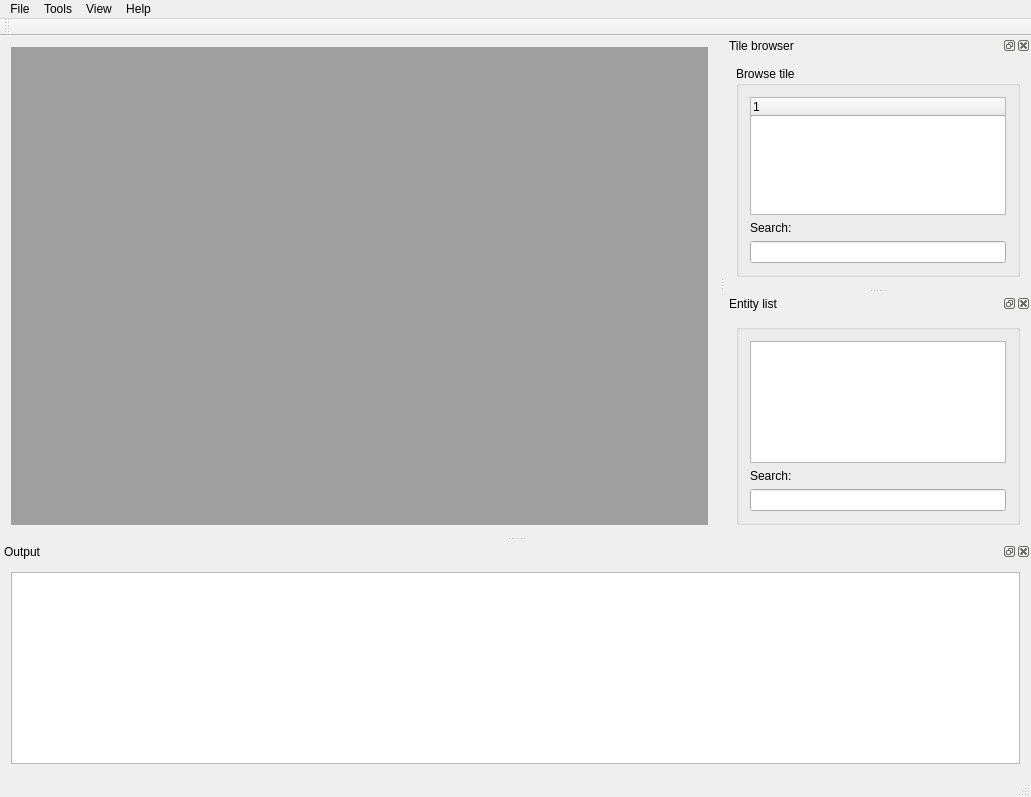
Above: Corpos Editor/CorposEditor.ui from Tomislaw/corpos before the change. Below: the same form after it.
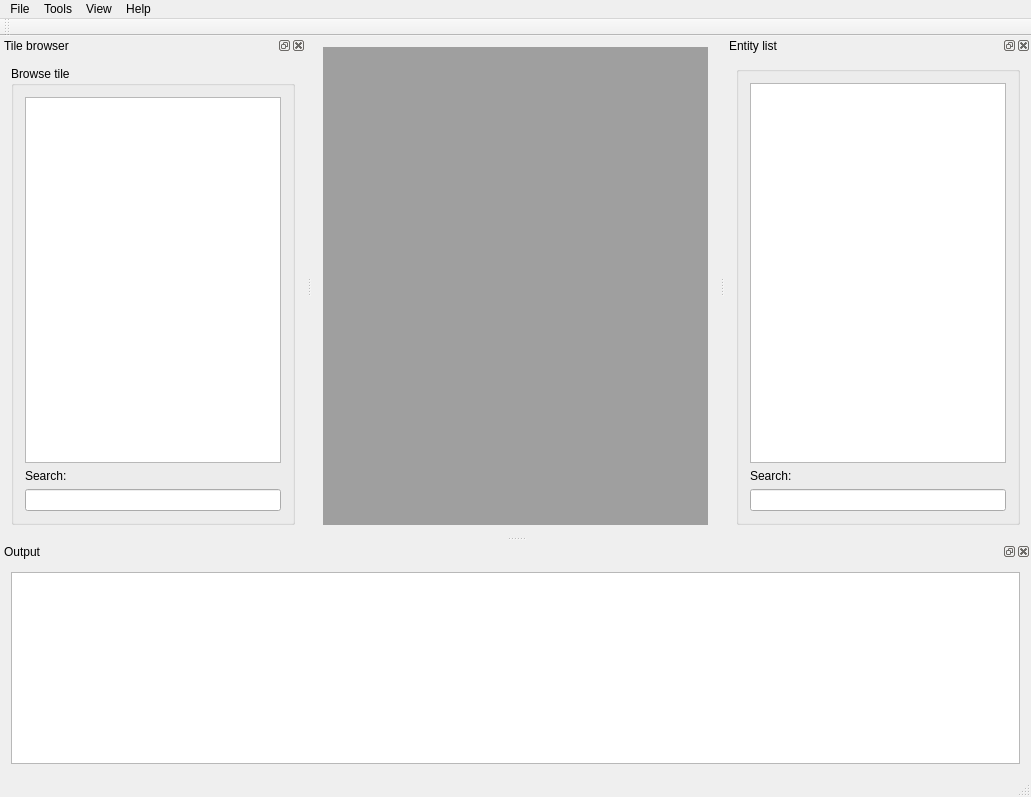
That is the form after the change.

Commit message: Added tile view for selectingg tile in editor.

The edit to the form file:
```diff
--- a/Corpos Editor/CorposEditor.ui
+++ b/Corpos Editor/CorposEditor.ui
@@ -117,7 +117,7 @@
     <string>Tile browser</string>
    </property>
    <attribute name="dockWidgetArea">
-    <number>2</number>
+    <number>1</number>
    </attribute>
    <widget class="QWidget" name="dockWidgetContents_12">
     <layout class="QVBoxLayout" name="verticalLayout">
@@ -128,13 +128,7 @@
        </property>
        <layout class="QVBoxLayout" name="verticalLayout_2">
         <item>
-         <widget class="QTreeWidget" name="treeWidgetTiles">
-          <column>
-           <property name="text">
-            <string notr="true">1</string>
-           </property>
-          </column>
-         </widget>
+         <widget class="QListWidget" name="tileListWidget"/>
         </item>
         <item>
          <widget class="QLabel" name="label">
```
Left out of the diff: 52 changed lines with no effect on the pictures. The commit also changes 7 other files.
